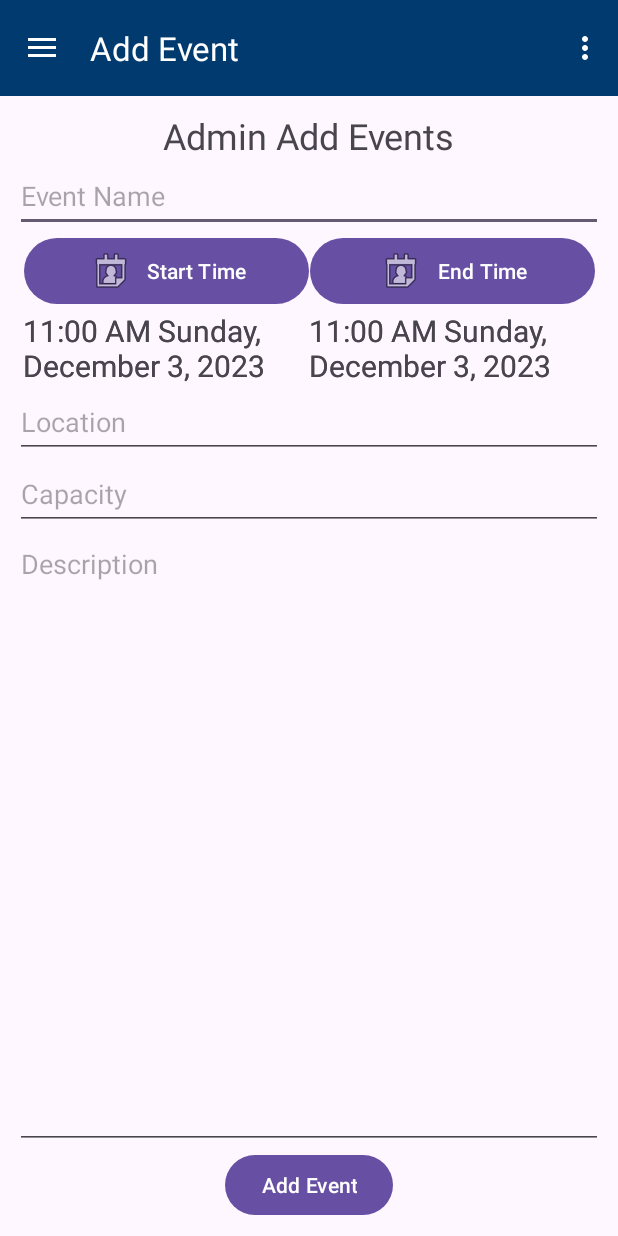
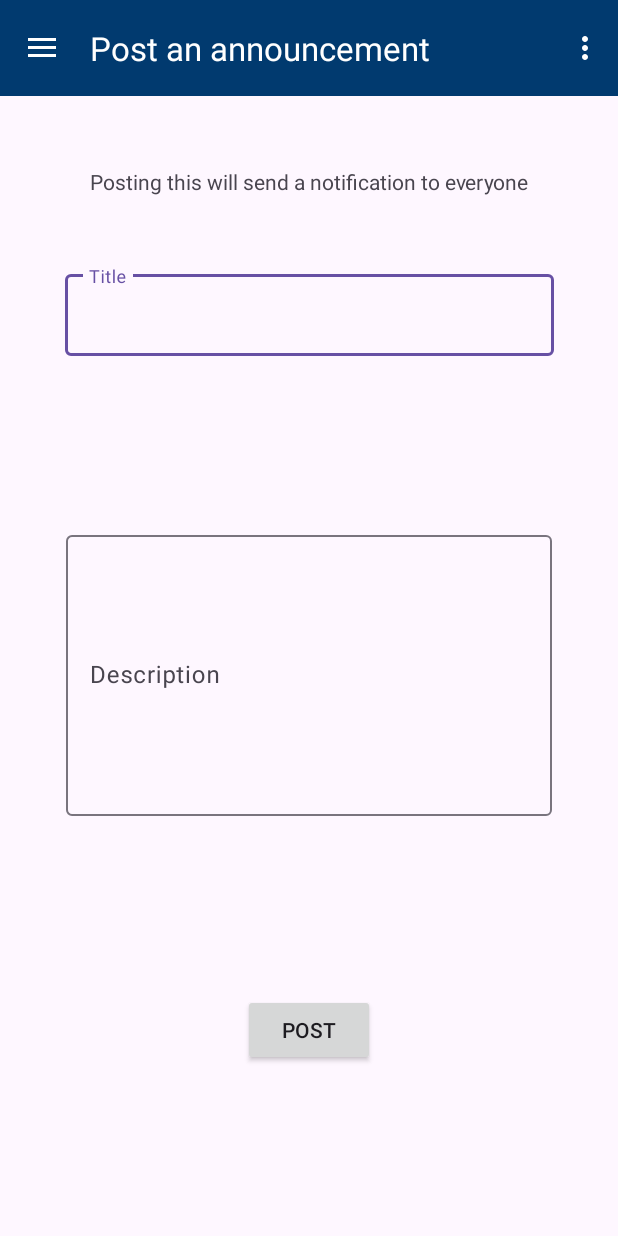
Before and after one commit to NabilAldihni/Group21Project, an Android app: the AdminActivity screen opened directly, with no data from a screen before it, on a phone screen of 412 x 824 dp. Run offline under Robolectric (Android 15) with nearby library versions, the phone set to English and light mode, and no system bars; our stand-ins replace Firebase (no records; nobody signed in at launch, a user with empty details on screens opened directly), navigation-ui.

Commit message:
Admins can now create announcements

```diff
--- a/app/src/main/java/com/example/group21project/AdminActivity.java
+++ b/app/src/main/java/com/example/group21project/AdminActivity.java
@@ -42,7 +42,7 @@ public class AdminActivity extends AppCompatActivity {
         // Passing each menu ID as a set of Ids because each
         // menu should be considered as top level destinations.
         mAppBarConfiguration = new AppBarConfiguration.Builder(
-                R.id.nav_add_event, R.id.nav_complaints_list)
+                R.id.nav_post_announcement, R.id.nav_add_event, R.id.nav_complaints_list)
                 .setOpenableLayout(drawer)
                 .build();
         NavController navController = Navigation.findNavController(this, R.id.nav_host_fragment_content_main_admin);
--- /dev/null
+++ b/app/src/main/java/com/example/group21project/PostAnnouncementFragment.java
@@ -0,0 +1,86 @@
+package com.example.group21project;
+
+import android.os.Bundle;
+
+import androidx.annotation.NonNull;
+import androidx.fragment.app.Fragment;
+
+import android.util.Log;
+import android.view.LayoutInflater;
+import android.view.View;
+import android.view.ViewGroup;
+import android.widget.Button;
+
+import com.google.android.gms.tasks.OnFailureListener;
+import com.google.android.gms.tasks.OnSuccessListener;
+import com.google.android.material.snackbar.Snackbar;
+import com.google.android.material.textfield.TextInputEditText;
+import com.google.firebase.firestore.DocumentReference;
+import com.google.firebase.firestore.FirebaseFirestore;
+
+import java.util.HashMap;
+import java.util.Map;
+
+public class PostAnnouncementFragment extends Fragment {
+
+    @Override
+    public void onCreate(Bundle savedInstanceState) {
+        super.onCreate(savedInstanceState);
+
+    }
+
+    @Override
+    public View onCreateView(LayoutInflater inflater, ViewGroup container,
+                             Bundle savedInstanceState) {
+        // Inflate the layout for this fragment
+        View view = inflater.inflate(R.layout.fragment_post_announcement, container, false);
+
+        Button postAnnouncementBtn = (Button) view.findViewById(R.id.postAnnouncementBtn);
+        TextInputEditText titleInput = (TextInputEditText) view.findViewById(R.id.announcementTitleTextInput);
+        TextInputEditText descriptionInput = (TextInputEditText) view.findViewById(R.id.announcementDescriptionTextInput);
+
+        postAnnouncementBtn.setOnClickListener(new View.OnClickListener() {
+            @Override
+            public void onClick(View v) {
+                FirebaseFirestore db = FirebaseFirestore.getInstance();
+
+                Map<String, Object> announcement = new HashMap<>();
+                announcement.put("title", titleInput.getText().toString());
+                announcement.put("description", descriptionInput.getText().toString());
+
+                db.collection("Announcements")
+                        .add(announcement)
+                        .addOnSuccessListener(new OnSuccessListener<DocumentReference>() {
+                            @Override
+                            public void onSuccess(DocumentReference documentReference) {
+                                titleInput.getText().clear();
+                                descriptionInput.getText().clear();
+                                Snackbar snackbar = Snackbar.make(v, "Your announcement has been posted", Snackbar.LENGTH_LONG);
+                                snackbar.setAction("Dismiss", new View.OnClickListener() {
+                                    @Override
+                                    public void onClick(View v) {
+                                        snackbar.dismiss();
+                                    }
+                                });
+                                snackbar.show();
+                            }
+                        })
+                        .addOnFailureListener(new OnFailureListener() {
+                            @Override
+                            public void onFailure(@NonNull Exception e) {
+                                Snackbar snackbar = Snackbar.make(v, "Something went wrong, please try again", Snackbar.LENGTH_LONG);
+                                snackbar.setAction("Dismiss", new View.OnClickListener() {
+                                    @Override
+                                    public void onClick(View v) {
+                                        snackbar.dismiss();
+                                    }
+                                });
+                                snackbar.show();
+                            }
+                        });
+            }
+        });
+
+        return view;
+    }
+}
--- /dev/null
+++ b/app/src/main/res/layout/fragment_post_announcement.xml
@@ -0,0 +1,60 @@
+<?xml version="1.0" encoding="utf-8"?>
+<androidx.constraintlayout.widget.ConstraintLayout xmlns:android="http://schemas.android.com/apk/res/android"
+    xmlns:app="http://schemas.android.com/apk/res-auto"
+    xmlns:tools="http://schemas.android.com/tools"
+    android:layout_width="match_parent"
+    android:layout_height="match_parent"
+    tools:context=".PostAnnouncementFragment">
+
+    <com.google.android.material.textfield.TextInputLayout
+        android:id="@+id/textInputLayout2"
+        android:layout_width="326dp"
+        android:layout_height="60dp"
+        app:layout_constraintBottom_toTopOf="@+id/textInputLayout"
+        app:layout_constraintEnd_toEndOf="parent"
+        app:layout_constraintStart_toStartOf="parent"
+        app:layout_constraintTop_toTopOf="parent">
+
+        <com.google.android.material.textfield.TextInputEditText
+            android:id="@+id/announcementTitleTextInput"
+            android:layout_width="match_parent"
+            android:layout_height="wrap_content"
+            android:hint="Title" />
+    </com.google.android.material.textfield.TextInputLayout>
+
+    <com.google.android.material.textfield.TextInputLayout
+        android:id="@+id/textInputLayout"
+        android:layout_width="324dp"
+        android:layout_height="198dp"
+        app:layout_constraintBottom_toTopOf="@+id/postAnnouncementBtn"
+        app:layout_constraintEnd_toEndOf="parent"
+        app:layout_constraintStart_toStartOf="parent"
+        app:layout_constraintTop_toBottomOf="@+id/textInputLayout2">
+
+        <com.google.android.material.textfield.TextInputEditText
+            android:id="@+id/announcementDescriptionTextInput"
+            android:layout_width="match_parent"
+            android:layout_height="187dp"
+            android:hint="Description" />
+    </com.google.android.material.textfield.TextInputLayout>
+
+    <androidx.appcompat.widget.AppCompatButton
+        android:id="@+id/postAnnouncementBtn"
+        android:layout_width="wrap_content"
+        android:layout_height="wrap_content"
+        android:text="Post"
+        app:layout_constraintBottom_toBottomOf="parent"
+        app:layout_constraintEnd_toEndOf="parent"
+        app:layout_constraintStart_toStartOf="parent"
+        app:layout_constraintTop_toBottomOf="@+id/textInputLayout" />
+
+    <TextView
+        android:id="@+id/textView3"
+        android:layout_width="wrap_content"
+        android:layout_height="wrap_content"
+        android:text="Posting this will send a notification to everyone"
+        app:layout_constraintBottom_toTopOf="@+id/textInputLayout2"
+        app:layout_constraintEnd_toEndOf="parent"
+        app:layout_constraintStart_toStartOf="parent"
+        app:layout_constraintTop_toTopOf="parent" />
+</androidx.constraintlayout.widget.ConstraintLayout>
--- a/app/src/main/res/menu/activity_admin_drawer.xml
+++ b/app/src/main/res/menu/activity_admin_drawer.xml
@@ -4,6 +4,9 @@
     tools:showIn="navigation_view">
 
     <group android:checkableBehavior="single">
+        <item
+            android:id="@+id/nav_post_announcement"
+            android:title="@string/menu_post_announcement" />
         <item
             android:id="@+id/nav_add_event"
             android:title="@string/menu_add_event" />
--- a/app/src/main/res/navigation/mobile_navigation_admin.xml
+++ b/app/src/main/res/navigation/mobile_navigation_admin.xml
@@ -3,7 +3,13 @@
     xmlns:app="http://schemas.android.com/apk/res-auto"
     xmlns:tools="http://schemas.android.com/tools"
     android:id="@+id/mobile_navigation"
-    app:startDestination="@+id/nav_add_event">
+    app:startDestination="@+id/nav_post_announcement">
+
+    <fragment
+        android:id="@+id/nav_post_announcement"
+        android:name="com.example.group21project.PostAnnouncementFragment"
+        android:label="@string/menu_post_announcement"
+        tools:layout="@layout/fragment_post_announcement" />
 
     <fragment
         android:id="@+id/nav_add_event"
--- a/app/src/main/res/values/strings.xml
+++ b/app/src/main/res/values/strings.xml
@@ -59,4 +59,5 @@
     <string name="menu_events">Events</string>
     <string name="menu_add_event">Add Event</string>
     <string name="menu_complaints_list">Complaints</string>
+    <string name="menu_post_announcement">Post an announcement</string>
 </resources>
```
